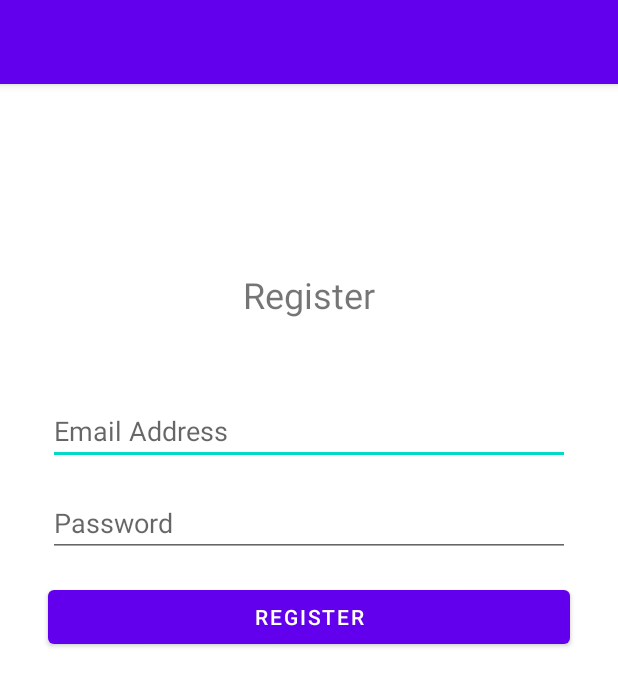
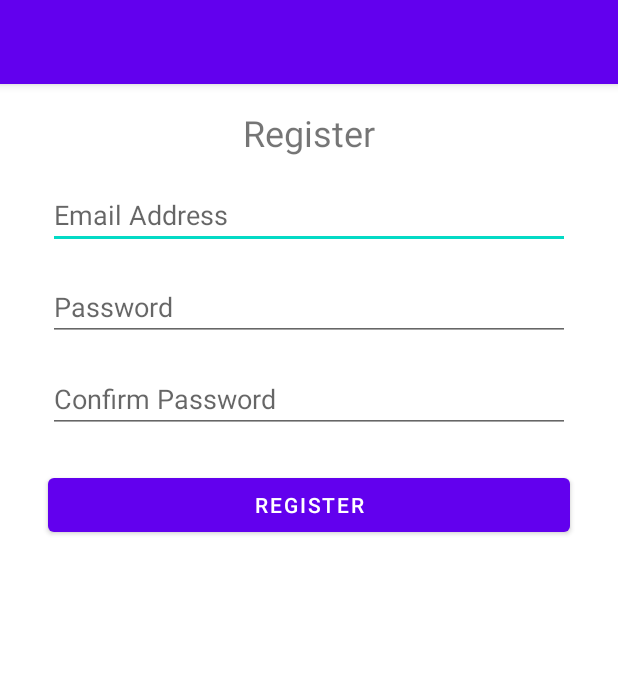
Before and after one commit to kaywil56/mobile-app-dev-s1-22-project-kaywil56, an Android app: the fragment RegisterFragment shown on its own in the app's theme, on a phone screen of 412 x 824 dp. Shown: the top 686 px of the screen. Run offline under Robolectric (Android 15) with nearby library versions, the phone set to English and light mode, and no system bars; our stand-ins replace Firebase (no records; nobody signed in at launch, a user with empty details on screens opened directly).

Commit message:
feat: register form

```diff
--- a/app/src/main/res/layout/fragment_register.xml
+++ b/app/src/main/res/layout/fragment_register.xml
@@ -11,41 +11,26 @@
         android:layout_width="0dp"
         android:layout_height="wrap_content"
         android:layout_marginStart="32dp"
-        android:layout_marginTop="124dp"
+        android:layout_marginTop="16dp"
         android:layout_marginEnd="32dp"
         android:gravity="center"
         android:text="Register"
         android:textSize="24sp"
         app:layout_constraintEnd_toEndOf="parent"
-        app:layout_constraintHorizontal_bias="0.0"
         app:layout_constraintStart_toStartOf="parent"
         app:layout_constraintTop_toTopOf="parent" />
-
-    <Button
-        android:id="@+id/btn_register"
-        android:layout_width="0dp"
-        android:layout_height="wrap_content"
-        android:layout_marginStart="32dp"
-        android:layout_marginTop="16dp"
-        android:layout_marginEnd="32dp"
-        android:text="Register"
-        app:layout_constraintEnd_toEndOf="parent"
-        app:layout_constraintHorizontal_bias="0.0"
-        app:layout_constraintStart_toStartOf="parent"
-        app:layout_constraintTop_toBottomOf="@+id/et_password" />
 
     <EditText
         android:id="@+id/et_email_address"
         android:layout_width="0dp"
         android:layout_height="wrap_content"
         android:layout_marginStart="32dp"
-        android:layout_marginTop="52dp"
+        android:layout_marginTop="16dp"
         android:layout_marginEnd="32dp"
         android:ems="10"
         android:hint="Email Address"
         android:inputType="textEmailAddress"
         app:layout_constraintEnd_toEndOf="parent"
-        app:layout_constraintHorizontal_bias="0.0"
         app:layout_constraintStart_toStartOf="parent"
         app:layout_constraintTop_toBottomOf="@+id/tv_header" />
 
@@ -60,8 +45,34 @@
         android:hint="Password"
         android:inputType="textPassword"
         app:layout_constraintEnd_toEndOf="parent"
-        app:layout_constraintHorizontal_bias="0.0"
         app:layout_constraintStart_toStartOf="parent"
         app:layout_constraintTop_toBottomOf="@+id/et_email_address" />
 
+    <EditText
+        android:id="@+id/et_confirm_password"
+        android:layout_width="0dp"
+        android:layout_height="wrap_content"
+        android:layout_marginStart="32dp"
+        android:layout_marginTop="16dp"
+        android:layout_marginEnd="32dp"
+        android:ems="10"
+        android:hint="Confirm Password"
+        android:inputType="textPassword"
+        app:layout_constraintEnd_toEndOf="parent"
+        app:layout_constraintStart_toStartOf="parent"
+        app:layout_constraintTop_toBottomOf="@+id/et_password" />
+
+    <Button
+        android:id="@+id/btn_register"
+        android:layout_width="0dp"
+        android:layout_height="wrap_content"
+        android:layout_marginStart="32dp"
+        android:layout_marginTop="24dp"
+        android:layout_marginEnd="32dp"
+        android:text="Register"
+        app:layout_constraintEnd_toEndOf="parent"
+        app:layout_constraintHorizontal_bias="0.0"
+        app:layout_constraintStart_toStartOf="parent"
+        app:layout_constraintTop_toBottomOf="@+id/et_confirm_password" />
+
 </androidx.constraintlayout.widget.ConstraintLayout>
```
